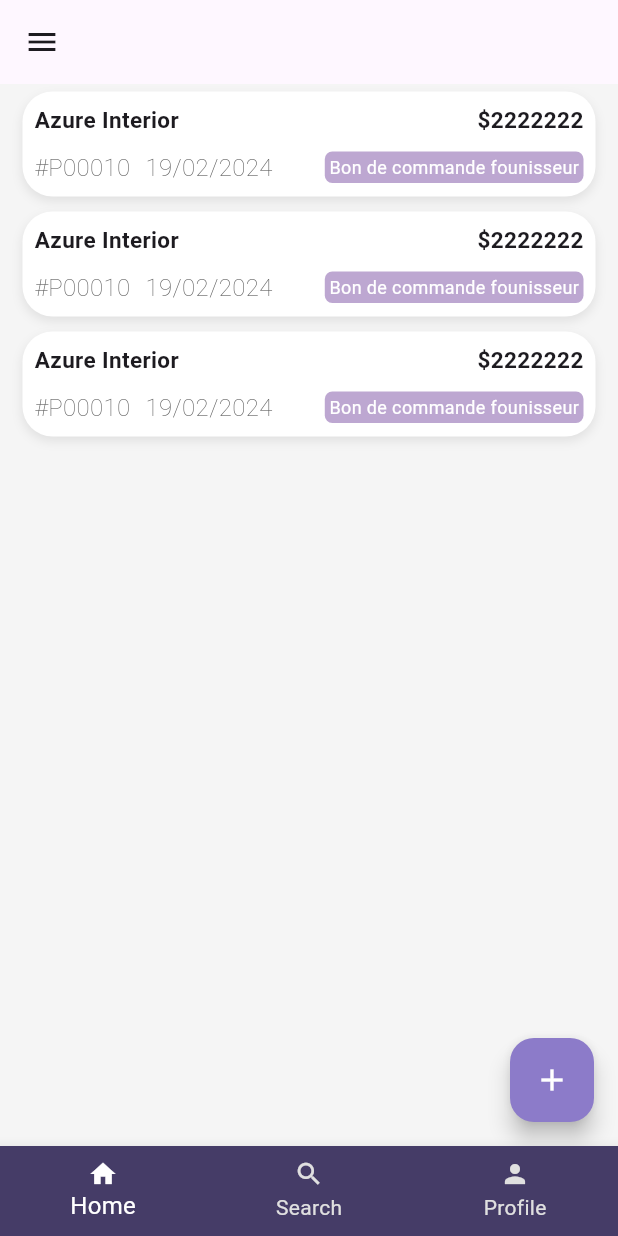
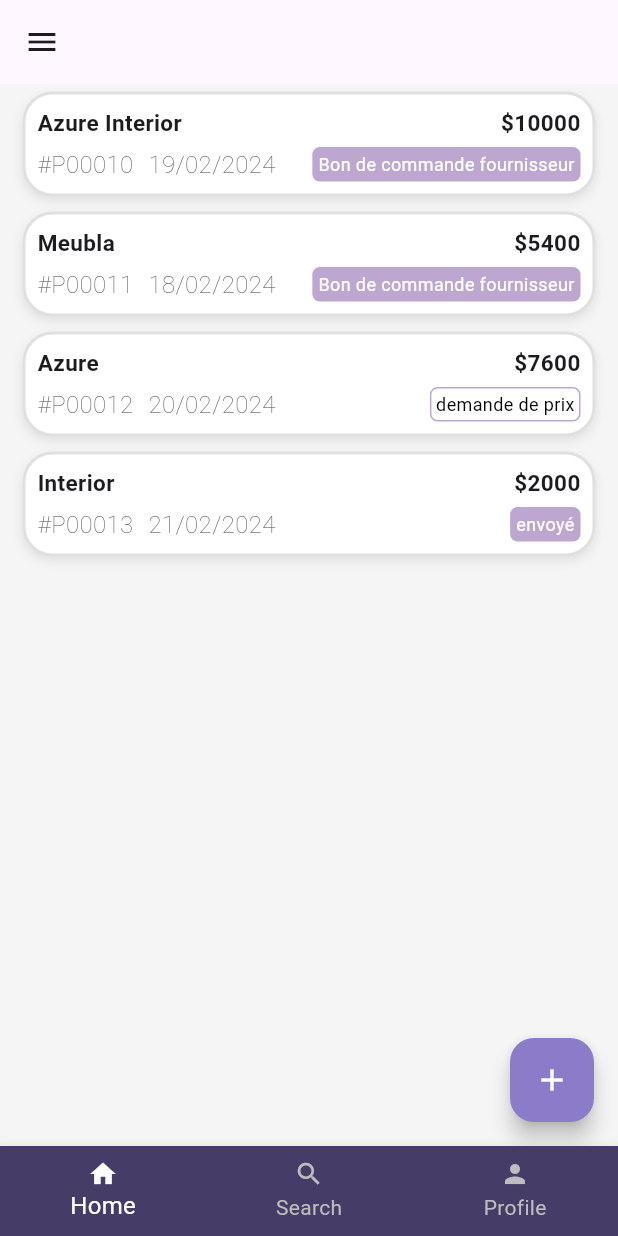
Before and after one commit to oussama-souidi/odoo_erp_mobile_app, a Flutter app: the screen it shows after launch, on a phone screen of 412 x 824 dp. Run offline on Flutter 3.47's test engine with Material 3 defaults, Android fonts, the light colour scheme and no system bars.

Commit message:
tawa walina ne5dmou fl dynamique

```diff
--- a/lib/modules/achats/achats.dart
+++ b/lib/modules/achats/achats.dart
@@ -2,8 +2,10 @@ import 'package:flutter/material.dart';
 import 'package:mobile_app/modules/achats/components/details_page.dart';
 import 'package:mobile_app/modules/achats/components/list_item.dart';
 
+import 'components/fake_repository.dart';
+
 class Achats extends StatelessWidget {
-  const Achats({super.key});
+  final _data = FakeRepo.data;
 
   @override
   Widget build(BuildContext context) {
@@ -16,20 +18,28 @@ class Achats extends StatelessWidget {
                 MaterialPageRoute(builder: (context) => details_page()));
           },
           backgroundColor: const Color(0xff8c7bc9),
-          child: const Icon(Icons.add, color: Colors.white,),
+          child: const Icon(
+            Icons.add,
+            color: Colors.white,
+          ),
 
           // ...
         ),
       ),
-
       body: GridView.builder(
         gridDelegate: const SliverGridDelegateWithFixedCrossAxisCount(
           crossAxisCount: 1,
           mainAxisExtent: 80,
         ),
-        itemCount: 3,
+        itemCount: _data.length,
         itemBuilder: (context, index) => Container(
-          child: ListItem(),
+          child: ListItem(
+            fournisseur: _data[index].fournisseur,
+            montant: _data[index].montant,
+            id: _data[index].id,
+            date: _data[index].date,
+            etat: _data[index].etat,
+          ),
         ),
       ),
     );
--- /dev/null
+++ b/lib/modules/achats/components/data_model.dart
@@ -0,0 +1,9 @@
+class DataModel {
+  final String fournisseur;
+  final String montant;
+  final String id;
+  final String date;
+  final String etat;
+
+  DataModel({required this.fournisseur, required this.montant, required this.id, required this.date, required this.etat});
+}
--- a/lib/modules/achats/components/datatype.dart
+++ /dev/null
@@ -1,8 +0,0 @@
-class achats_dataModel {
-  final String serviceName;
-  final String date;
-  final String time;
-
-  achats_dataModel(
-      {required this.serviceName, required this.date, required this.time});
-}
--- /dev/null
+++ b/lib/modules/achats/components/fake_repository.dart
@@ -0,0 +1,35 @@
+import 'data_model.dart';
+
+class FakeRepo{
+  static List<DataModel> data = [
+    DataModel(
+        fournisseur: "Azure Interior",
+        montant: "10000",
+        id: "#P00010",
+        date: "19/02/2024",
+        etat: "Bon de commande fournisseur"
+    ),
+    DataModel(
+        fournisseur: "Meubla",
+        montant: "5400",
+        id: "#P00011",
+        date: "18/02/2024",
+        etat: "Bon de commande fournisseur"
+    ),
+    DataModel(
+        fournisseur: "Azure",
+        montant: "7600",
+        id: "#P00012",
+        date: "20/02/2024",
+        etat: "demande de prix"
+    ),
+    DataModel(
+        fournisseur: "Interior",
+        montant: "2000",
+        id: "#P00013",
+        date: "21/02/2024",
+        etat: "envoyé"
+    ),
+
+  ];
+}
--- a/lib/modules/achats/components/list_item.dart
+++ b/lib/modules/achats/components/list_item.dart
@@ -1,24 +1,57 @@
 import 'package:flutter/material.dart';
 
+
 class ListItem extends StatelessWidget {
+  final String fournisseur;
+  final String montant;
+  final String id;
+  final String date;
+  final String etat;
 
-
-  const ListItem({super.key});
+  const ListItem({required this.fournisseur, required this.montant, required this.id, required this.date, required this.etat});
 
   @override
   Widget build(BuildContext context) {
+    Color boxColor;
+    String text = this.etat;
+    Color borderColor;
+    TextStyle textStyle;
+
+    switch (text) {
+      case "Bon de commande fournisseur":
+        boxColor = const Color(0xffbda7d1); // Light purple
+        borderColor = Colors.transparent;
+        textStyle = const TextStyle(color: Colors.white, fontSize: 12.0);
+        break;
+      case "envoyé":
+        boxColor = const Color(0xffbda7d1);
+        borderColor = Colors.transparent;
+        textStyle = const TextStyle(color: Colors.white, fontSize: 12.0);
+        break;
+      case "demande de prix":
+        boxColor = Colors.white;
+        borderColor = const Color(0xffbda7d1);
+        textStyle = const TextStyle(color: Colors.black, fontSize: 12.0);
+        break;
+      default:
+        // Handle unexpected text by setting default styles (optional)
+        boxColor = Colors.grey.shade200;
+        borderColor = Colors.transparent;
+        textStyle = const TextStyle(color: Colors.black, fontSize: 12.0);
+    }
+
     return Padding(
       padding: EdgeInsets.symmetric(horizontal: 15, vertical: 5),
       child: Container(
         decoration: BoxDecoration(
+            border: Border.all(color: Colors.grey.shade300, width: 2),
             borderRadius: BorderRadius.circular(20),
             color: Colors.white,
             boxShadow: [
               BoxShadow(
                   color: Colors.grey.shade300,
                   blurRadius: 5,
-                  offset: Offset(0,3)
-              )
+                  offset: Offset(0, 3))
             ]),
         child: Padding(
           padding: const EdgeInsets.all(8.0),
@@ -29,13 +62,15 @@ class ListItem extends StatelessWidget {
               Row(
                 mainAxisAlignment: MainAxisAlignment.spaceBetween,
                 children: [
-                  Text(
-                    "Azure Interior",
-                    style: TextStyle(fontSize: 15.0, fontWeight: FontWeight.bold),
+                  Text( this.fournisseur
+                    ,
+                    style:
+                        TextStyle(fontSize: 15.0, fontWeight: FontWeight.bold),
                   ),
                   Text(
-                    '\$2222222',
-                    style: TextStyle(fontSize: 15.0, fontWeight: FontWeight.bold),
+                    '\$'+ this.montant,
+                    style:
+                        TextStyle(fontSize: 15.0, fontWeight: FontWeight.bold),
                   ),
                 ],
               ),
@@ -45,7 +80,7 @@ class ListItem extends StatelessWidget {
                   Row(
                     children: [
                       Text(
-                        "\#P00010",
+                        this.id,
                         style: TextStyle(
                             fontSize: 16.0,
                             fontWeight: FontWeight.w100,
@@ -53,7 +88,7 @@ class ListItem extends StatelessWidget {
                       ),
                       const SizedBox(width: 10),
                       Text(
-                        '19/02/2024',
+                        this.date,
                         style: TextStyle(
                             fontSize: 16.0,
                             fontWeight: FontWeight.w100,
@@ -63,12 +98,14 @@ class ListItem extends StatelessWidget {
                   ),
                   Container(
                     decoration: BoxDecoration(
-                        color: const Color(0xffbda7d1),
+                        color: boxColor,
+                        border: Border.all(color: borderColor),
                         borderRadius: BorderRadius.circular(5)),
                     child: Padding(
                       padding: EdgeInsets.symmetric(horizontal: 3, vertical: 2),
-                      child: Text("Bon de commande founisseur",
-                          style: TextStyle(color: Colors.white, fontSize: 12.0)),
+                      child: Text(text,
+                          style:
+                              textStyle),
                     ),
                   )
                 ],
--- a/lib/pages/home_page.dart
+++ b/lib/pages/home_page.dart
@@ -62,7 +62,7 @@ class _HomePageState extends State<HomePage> {
           selectedItemColor: Colors.white,
           backgroundColor: const Color(0xff453c67),
           onTap: _onItemTapped,
-          unselectedItemColor: Colors.grey[300],
+          unselectedItemColor: Colors.grey.shade400,
           selectedFontSize: 16,
           unselectedFontSize: 14,
         ),
```
